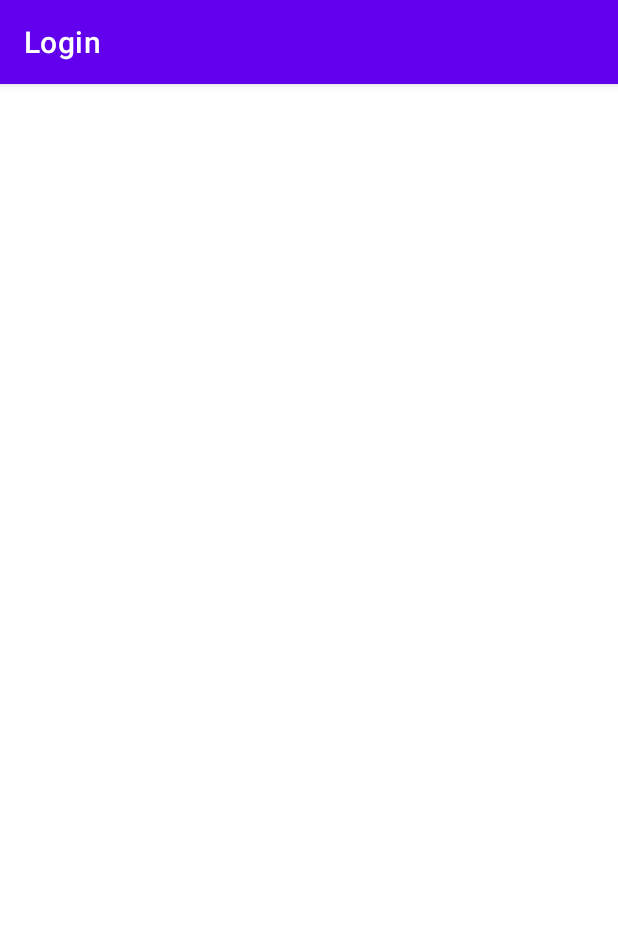
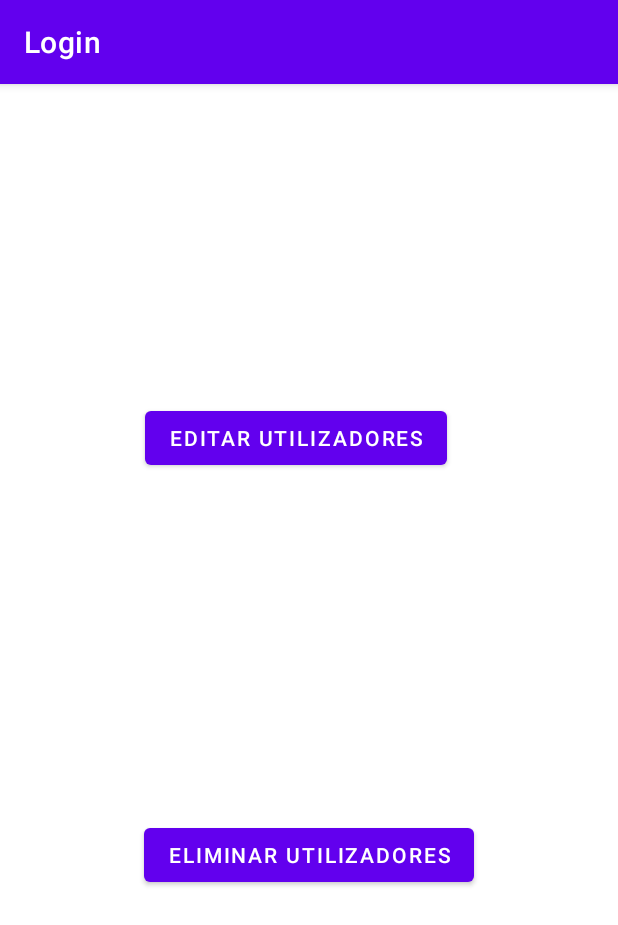
Before and after one commit to IzabelleLisboa/Login, an Android app: the MostraUtilizadores screen opened directly, with no data from a screen before it, on a phone screen of 412 x 824 dp. Shown: the top 925 px of the screen. Run offline under Robolectric (Android 15) with nearby library versions, the phone set to English and light mode, and no system bars; 1 statement that could not run was skipped.

```diff
--- a/app/src/main/java/com/example/login/Login.java
+++ b/app/src/main/java/com/example/login/Login.java
@@ -30,8 +30,9 @@ public class Login extends AppCompatActivity {
         else {
             //fazer validação na base de dados
             db= new DBHelper(this);
-            if (db.veriicaLogin(log,senha)>0){
+            if (db.verificaLogin(log,senha)>0){
                 i = new Intent(Login.this, MostraUtilizadores.class);
+                i.putExtra("id",db.verificaLogin(log,senha));
                 startActivity(i);
                 //Toast.makeText(this, "", Toast.LENGTH_SHORT).show();
                 finish();
--- a/app/src/main/res/layout/activity_mostra_utilizadores.xml
+++ b/app/src/main/res/layout/activity_mostra_utilizadores.xml
@@ -6,4 +6,26 @@
     android:layout_height="match_parent"
     tools:context=".MostraUtilizadores">
 
+    <Button
+        android:id="@+id/button3"
+        android:layout_width="wrap_content"
+        android:layout_height="wrap_content"
+        android:layout_marginTop="212dp"
+        android:onClick="edit"
+        android:text="Editar Utilizadores"
+        app:layout_constraintEnd_toEndOf="parent"
+        app:layout_constraintHorizontal_bias="0.459"
+        app:layout_constraintStart_toStartOf="parent"
+        app:layout_constraintTop_toTopOf="parent" />
+
+    <Button
+        android:id="@+id/button4"
+        android:layout_width="wrap_content"
+        android:layout_height="wrap_content"
+        android:onClick="elimina"
+        android:text="Eliminar Utilizadores"
+        app:layout_constraintBottom_toBottomOf="parent"
+        app:layout_constraintEnd_toEndOf="parent"
+        app:layout_constraintStart_toStartOf="parent"
+        app:layout_constraintTop_toBottomOf="@+id/button3" />
 </androidx.constraintlayout.widget.ConstraintLayout>
```
Also changed, not shown: app/src/main/java/com/example/login/DBHelper.java (+11 -1 lines), app/src/main/java/com/example/login/MostraUtilizadores.java (+30 -1 lines).
